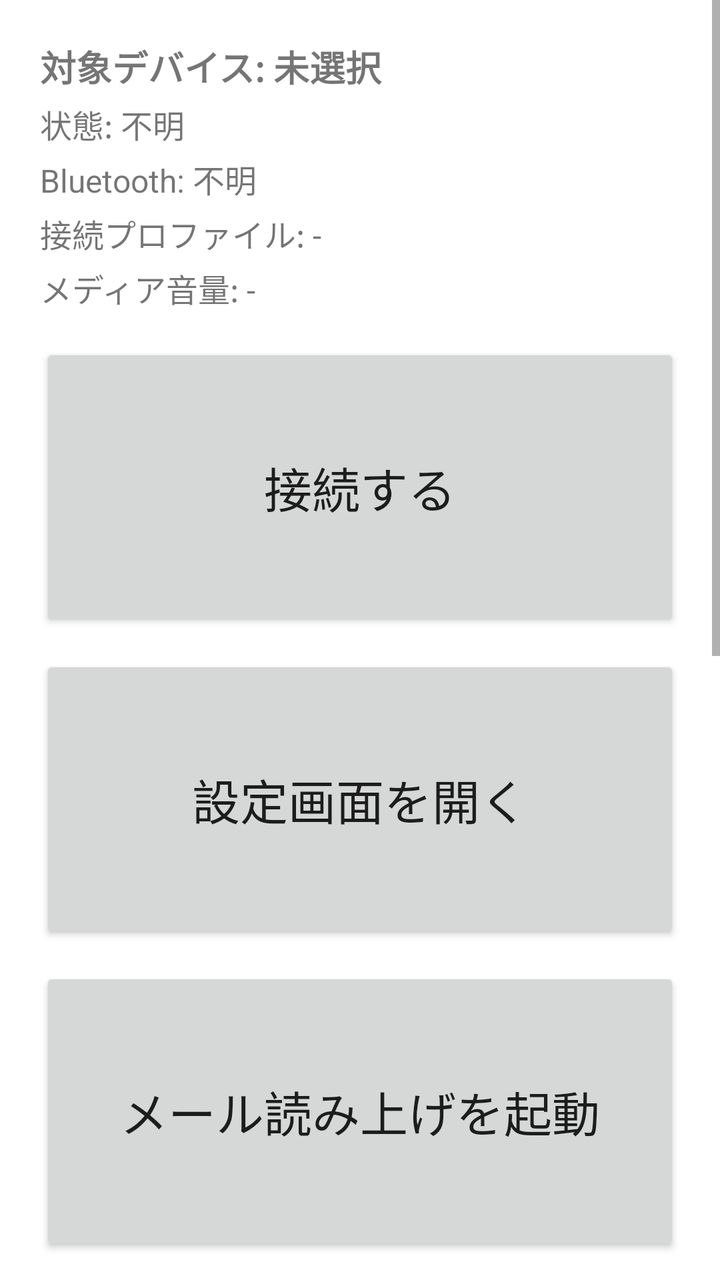
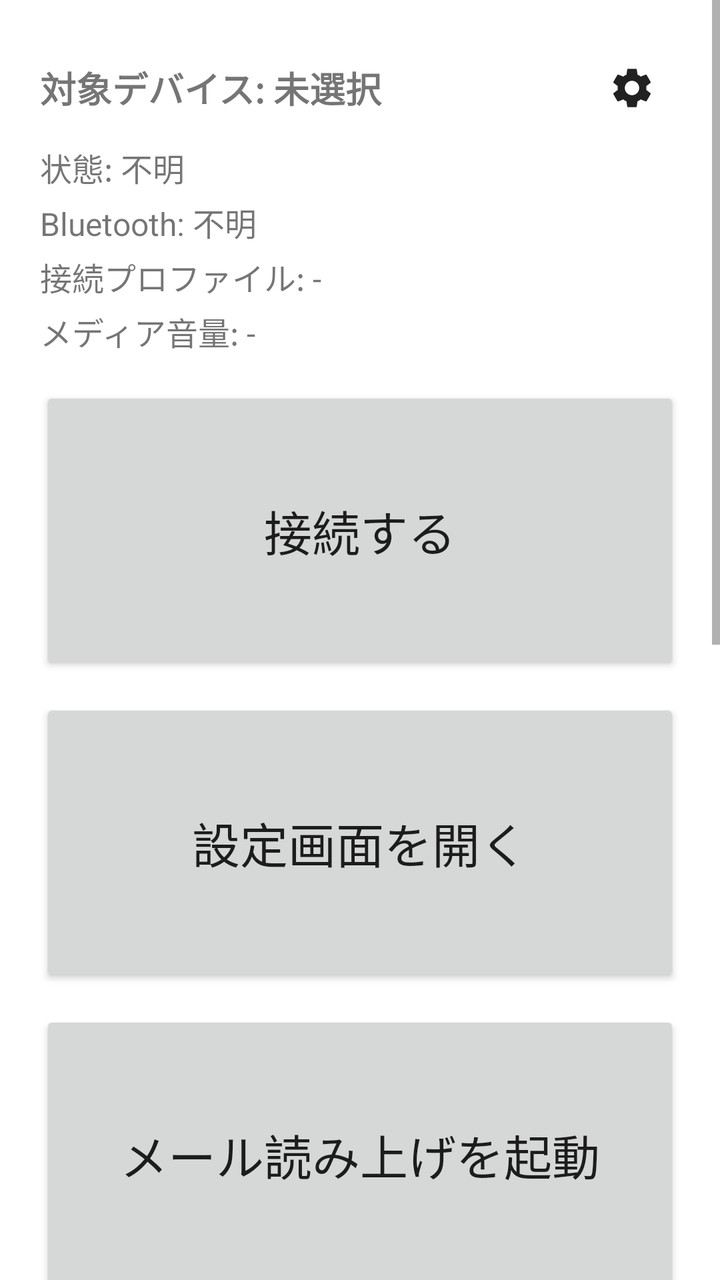

The first picture is an Android layout as it rendered before a commit; the second is the same layout after the commit. The layout source and the unified diff follow.
<!-- AndroidManifest.xml: application theme Theme.BTAutoConnect -->
<!-- res/layout/activity_main.xml -->
<?xml version="1.0" encoding="utf-8"?>
<ScrollView xmlns:android="http://schemas.android.com/apk/res/android"
    android:layout_width="match_parent"
    android:layout_height="match_parent">

    <LinearLayout
        android:layout_width="match_parent"
        android:layout_height="wrap_content"
        android:orientation="vertical"
        android:padding="20dp">

        <TextView
            android:id="@+id/textTarget"
            android:layout_width="match_parent"
            android:layout_height="wrap_content"
            android:textSize="18sp"
            android:textStyle="bold"
            android:text="対象デバイス: 未選択" />

        <TextView
            android:id="@+id/textStatus"
            android:layout_width="match_parent"
            android:layout_height="wrap_content"
            android:textSize="16sp"
            android:layout_marginTop="4dp"
            android:text="状態: 不明" />

        <TextView
            android:id="@+id/textBtPower"
            android:layout_width="match_parent"
            android:layout_height="wrap_content"
            android:textSize="16sp"
            android:layout_marginTop="4dp"
            android:text="Bluetooth: 不明" />

        <TextView
            android:id="@+id/textProfiles"
            android:layout_width="match_parent"
            android:layout_height="wrap_content"
            android:textSize="16sp"
            android:layout_marginTop="4dp"
            android:text="接続プロファイル: -" />

        <TextView
            android:id="@+id/textVolume"
            android:layout_width="match_parent"
            android:layout_height="wrap_content"
            android:textSize="16sp"
            android:layout_marginTop="4dp"
            android:text="メディア音量: -" />

        <LinearLayout
            android:layout_width="match_parent"
            android:layout_height="wrap_content"
            android:orientation="vertical"
            android:layout_marginTop="16dp">

            <Button
                android:id="@+id/btnConnect"
                android:layout_width="match_parent"
                android:layout_height="144dp"
                android:textSize="24sp"
                android:text="接続する" />

            <Button
                android:id="@+id/btnOpenSettings"
                android:layout_width="match_parent"
                android:layout_height="144dp"
                android:layout_marginTop="12dp"
                android:textSize="24sp"
                android:text="設定画面を開く" />

            <Button
                android:id="@+id/btnOpenMailReader"
                android:layout_width="match_parent"
                android:layout_height="144dp"
                android:layout_marginTop="12dp"
                android:textSize="24sp"
                android:text="メール読み上げを起動" />

            <Button
                android:id="@+id/btnRunTermuxScript"
                android:layout_width="match_parent"
                android:layout_height="144dp"
                android:layout_marginTop="12dp"
                android:textSize="24sp"
                android:text="Termuxでrun.shを実行" />

            <Button
                android:id="@+id/btnOpenYoutubeMusic"
                android:layout_width="match_parent"
                android:layout_height="144dp"
                android:layout_marginTop="12dp"
                android:textSize="24sp"
                android:text="YouTube Musicを起動" />

            <Button
                android:id="@+id/btnReadTeams"
                android:layout_width="match_parent"
                android:layout_height="144dp"
                android:layout_marginTop="12dp"
                android:textSize="24sp"
                android:text="Teamsチャンネルを読み上げ" />
        </LinearLayout>

        <LinearLayout
            android:layout_width="match_parent"
            android:layout_height="wrap_content"
            android:orientation="horizontal"
            android:layout_marginTop="12dp"
            android:gravity="center_vertical">

            <TextView
                android:layout_width="0dp"
                android:layout_height="wrap_content"
                android:layout_weight="1"
                android:text="自動再接続" />

            <Switch
                android:id="@+id/switchAutoReconnect"
                android:layout_width="wrap_content"
                android:layout_height="wrap_content" />
        </LinearLayout>

        <View
            android:layout_width="match_parent"
            android:layout_height="1dp"
            android:layout_marginTop="16dp"
            android:layout_marginBottom="8dp"
            android:background="#CCCCCC" />

        <TextView
            android:layout_width="match_parent"
            android:layout_height="wrap_content"
            android:textStyle="bold"
            android:text="ペアリング済みデバイス(タップで対象に設定)" />

        <LinearLayout
            android:id="@+id/containerDeviceList"
            android:layout_width="match_parent"
            android:layout_height="wrap_content"
            android:orientation="vertical"
            android:layout_marginTop="8dp" />

        <TextView
            android:id="@+id/textBuildInfo"
            android:layout_width="match_parent"
            android:layout_height="wrap_content"
            android:layout_marginTop="24dp"
            android:gravity="center"
            android:textColor="#757575"
            android:textSize="12sp" />

    </LinearLayout>
</ScrollView>
<!-- resources referenced by this layout -->
<resources>
  <style name="Theme.BTAutoConnect" parent="Theme.MaterialComponents.DayNight.NoActionBar" />
</resources>

<!-- the commit's change to res/layout/activity_main.xml (unified diff, before → after) -->
@@ -9,13 +9,29 @@
         android:orientation="vertical"
         android:padding="20dp">
 
-        <TextView
-            android:id="@+id/textTarget"
+        <LinearLayout
             android:layout_width="match_parent"
             android:layout_height="wrap_content"
-            android:textSize="18sp"
-            android:textStyle="bold"
-            android:text="対象デバイス: 未選択" />
+            android:orientation="horizontal"
+            android:gravity="center_vertical">
+
+            <TextView
+                android:id="@+id/textTarget"
+                android:layout_width="0dp"
+                android:layout_height="wrap_content"
+                android:layout_weight="1"
+                android:textSize="18sp"
+                android:textStyle="bold"
+                android:text="対象デバイス: 未選択" />
+
+            <ImageButton
+                android:id="@+id/btnSettings"
+                android:layout_width="48dp"
+                android:layout_height="48dp"
+                android:background="?attr/selectableItemBackgroundBorderless"
+                android:contentDescription="設定"
+                android:src="@drawable/ic_settings" />
+        </LinearLayout>
 
         <TextView
             android:id="@+id/textStatus"
<!-- resource entries referenced after the edit -->
@@ -1,5 +1,16 @@
 <!-- resources referenced by this layout -->
 <resources>
+  <!-- drawable ic_settings (drawable) -->
+  <vector xmlns:android="http://schemas.android.com/apk/res/android"
+      android:width="24dp"
+      android:height="24dp"
+      android:viewportWidth="24"
+      android:viewportHeight="24"
+      android:tint="?android:attr/textColorPrimary">
+      <path
+          android:fillColor="#FF000000"
+          android:pathData="M19.14,12.94c0.04,-0.3 0.06,-0.61 0.06,-0.94c0,-0.32 -0.02,-0.64 -0.07,-0.94l2.03,-1.58c0.18,-0.14 0.23,-0.41 0.12,-0.61l-1.92,-3.32c-0.12,-0.22 -0.37,-0.29 -0.59,-0.22l-2.39,0.96c-0.5,-0.38 -1.03,-0.7 -1.62,-0.94L14.4,2.81c-0.04,-0.24 -0.24,-0.41 -0.48,-0.41h-3.84c-0.24,0 -0.43,0.17 -0.47,0.41L9.25,5.35C8.66,5.59 8.12,5.92 7.63,6.29L5.24,5.33c-0.22,-0.08 -0.47,0 -0.59,0.22L2.74,8.87C2.62,9.08 2.66,9.34 2.86,9.48l2.03,1.58C4.84,11.36 4.8,11.69 4.8,12s0.02,0.64 0.07,0.94l-2.03,1.58c-0.18,0.14 -0.23,0.41 -0.12,0.61l1.92,3.32c0.12,0.22 0.37,0.29 0.59,0.22l2.39,-0.96c0.5,0.38 1.03,0.7 1.62,0.94l0.36,2.54c0.05,0.24 0.24,0.41 0.48,0.41h3.84c0.24,0 0.44,-0.17 0.47,-0.41l0.36,-2.54c0.59,-0.24 1.13,-0.56 1.62,-0.94l2.39,0.96c0.22,0.08 0.47,0 0.59,-0.22l1.92,-3.32c0.12,-0.22 0.07,-0.47 -0.12,-0.61L19.14,12.94zM12,15.6c-1.98,0 -3.6,-1.62 -3.6,-3.6s1.62,-3.6 3.6,-3.6s3.6,1.62 3.6,3.6S13.98,15.6 12,15.6z" />
+  </vector>
   <style name="Theme.BTAutoConnect" parent="Theme.MaterialComponents.DayNight.NoActionBar" />
 </resources>
 
